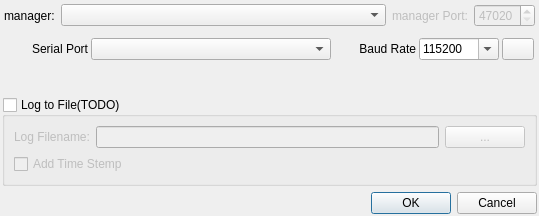
Old version of the form qiperfc/src/dlgserial.ui in the repository coolshou/qiperf.
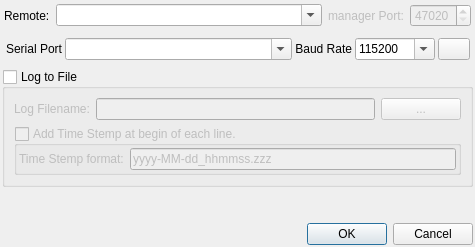
New version of the form. Icons and pictures are not drawn.

```diff
--- a/qiperfc/src/dlgserial.ui
+++ b/qiperfc/src/dlgserial.ui
@@ -6,8 +6,8 @@
    <rect>
     <x>0</x>
     <y>0</y>
-    <width>539</width>
-    <height>216</height>
+    <width>475</width>
+    <height>247</height>
    </rect>
   </property>
   <property name="windowTitle">
@@ -17,7 +17,7 @@
    <iconset resource="../../qiperf.qrc">
     <normaloff>:/serial</normaloff>:/serial</iconset>
   </property>
-  <layout class="QVBoxLayout" name="verticalLayout" stretch="0,0,1,0,0">
+  <layout class="QVBoxLayout" name="verticalLayout" stretch="0,0,0,1,0">
    <property name="leftMargin">
     <number>2</number>
    </property>
@@ -48,12 +48,16 @@
       <item>
        <widget class="QLabel" name="label">
         <property name="text">
-         <string>manager:</string>
+         <string>Remote:</string>
         </property>
        </widget>
       </item>
       <item>
-       <widget class="QComboBox" name="cbManager"/>
+       <widget class="QComboBox" name="cbManager">
+        <property name="editable">
+         <bool>true</bool>
+        </property>
+       </widget>
       </item>
       <item>
        <widget class="QLabel" name="label_2">
@@ -141,6 +145,9 @@
         <property name="styleSheet">
          <string notr="true">QComboBox { width: 120px }</string>
         </property>
+        <property name="editable">
+         <bool>true</bool>
+        </property>
         <property name="insertPolicy">
          <enum>QComboBox::InsertAlphabetically</enum>
         </property>
@@ -245,22 +252,9 @@
     </widget>
    </item>
    <item>
-    <spacer name="verticalSpacer">
-     <property name="orientation">
-      <enum>Qt::Vertical</enum>
-     </property>
-     <property name="sizeHint" stdset="0">
-      <size>
-       <width>20</width>
-       <height>40</height>
-      </size>
-     </property>
-    </spacer>
-   </item>
-   <item>
-    <widget class="QGroupBox" name="groupBox">
+    <widget class="QGroupBox" name="gbLogtoFile">
      <property name="title">
-      <string>Log to File(TODO)</string>
+      <string>Log to File</string>
      </property>
      <property name="checkable">
       <bool>true</bool>
@@ -276,9 +270,6 @@
         </property>
        </widget>
       </item>
-      <item row="0" column="1">
-       <widget class="QLineEdit" name="lineEdit"/>
-      </item>
       <item row="0" column="0">
        <widget class="QLabel" name="label_3">
         <property name="text">
@@ -286,16 +277,66 @@
         </property>
        </widget>
       </item>
-      <item row="1" column="0" colspan="2">
-       <widget class="QCheckBox" name="cbTimeStemp">
-        <property name="text">
-         <string>Add Time Stemp</string>
+      <item row="0" column="1">
+       <widget class="QLineEdit" name="leLogFilename"/>
+      </item>
+      <item row="1" column="0" colspan="3">
+       <widget class="QGroupBox" name="gbAddTimeStemp">
+        <property name="title">
+         <string>Add Time Stemp at begin of each line.</string>
         </property>
+        <property name="checkable">
+         <bool>true</bool>
+        </property>
+        <property name="checked">
+         <bool>false</bool>
+        </property>
+        <layout class="QHBoxLayout" name="horizontalLayout_3">
+         <property name="leftMargin">
+          <number>2</number>
+         </property>
+         <property name="topMargin">
+          <number>2</number>
+         </property>
+         <property name="rightMargin">
+          <number>2</number>
+         </property>
+         <property name="bottomMargin">
+          <number>2</number>
+         </property>
+         <item>
+          <widget class="QLabel" name="lbTimeStemp">
+           <property name="text">
+            <string>Time Stemp format:</string>
+           </property>
+          </widget>
+         </item>
+         <item>
+          <widget class="QLineEdit" name="leTimeStemp">
+           <property name="text">
+            <string>yyyy-MM-dd_hhmmss.zzz</string>
+           </property>
+          </widget>
+         </item>
+        </layout>
        </widget>
       </item>
      </layout>
     </widget>
    </item>
+   <item>
+    <spacer name="verticalSpacer">
+     <property name="orientation">
+      <enum>Qt::Vertical</enum>
+     </property>
+     <property name="sizeHint" stdset="0">
+      <size>
+       <width>20</width>
+       <height>40</height>
+      </size>
+     </property>
+    </spacer>
+   </item>
    <item>
     <widget class="QDialogButtonBox" name="buttonBox">
      <property name="orientation">
```
Left out of the diff: 4 changed lines with no effect on the pictures.
